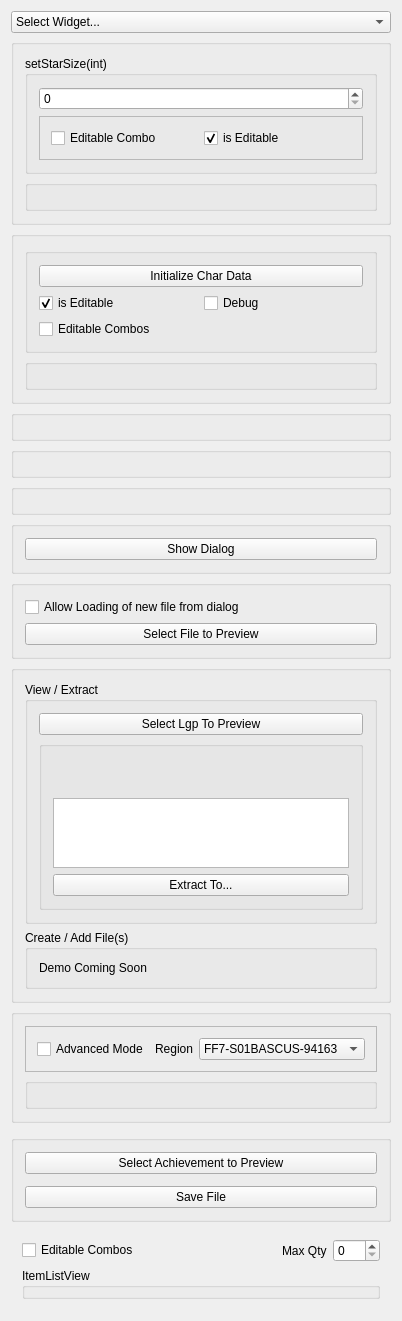
First picture: the form in demos/ff7tkWidgetGallery/mainwindow.ui, repository sithlord48/ff7tk, before the edit.
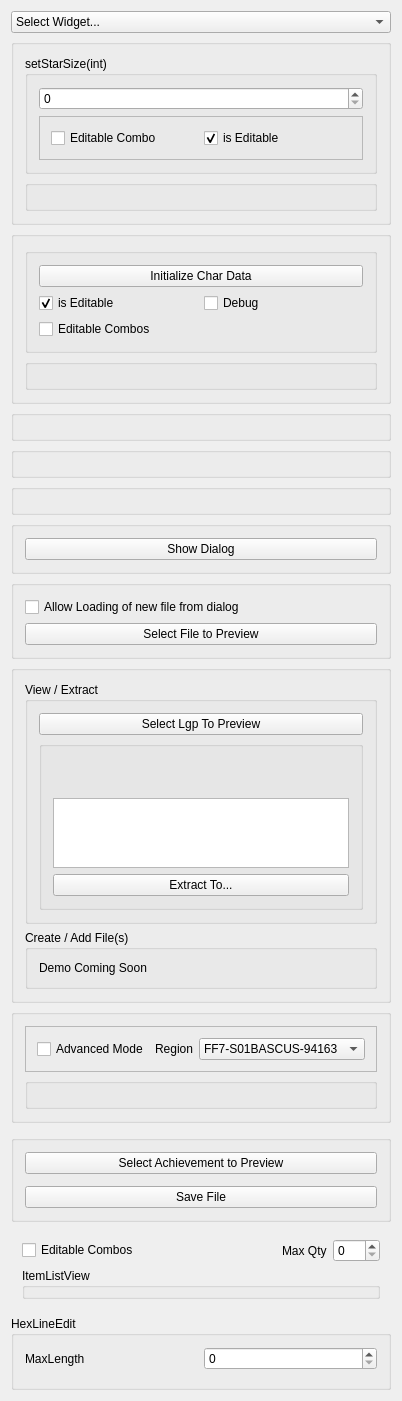
Second picture: the form after the edit.

```diff
--- a/demos/ff7tkWidgetGallery/mainwindow.ui
+++ b/demos/ff7tkWidgetGallery/mainwindow.ui
@@ -6,8 +6,8 @@
    <rect>
     <x>0</x>
     <y>0</y>
-    <width>175</width>
-    <height>32</height>
+    <width>117</width>
+    <height>31</height>
    </rect>
   </property>
   <property name="sizePolicy">
@@ -580,6 +580,46 @@
       </layout>
      </widget>
     </item>
+    <item>
+     <widget class="QGroupBox" name="hexLineEdit_group">
+      <property name="title">
+       <string>HexLineEdit</string>
+      </property>
+      <layout class="QVBoxLayout" name="verticalLayout_11">
+       <item>
+        <layout class="QHBoxLayout" name="horizontalLayout_5">
+         <item>
+          <widget class="QLabel" name="label_3">
+           <property name="text">
+            <string>MaxLength</string>
+           </property>
+          </widget>
+         </item>
+         <item>
+          <widget class="QDoubleSpinBox" name="sb_hexEditLine_maxlen">
+           <property name="decimals">
+            <number>0</number>
+           </property>
+           <property name="maximum">
+            <double>20000000000000000426408380189087937446025157425359298935486676992.000000000000000</double>
+           </property>
+          </widget>
+         </item>
+        </layout>
+       </item>
+       <item>
+        <widget class="QFrame" name="hexLineEdit_Box">
+         <property name="frameShape">
+          <enum>QFrame::StyledPanel</enum>
+         </property>
+         <property name="frameShadow">
+          <enum>QFrame::Raised</enum>
+         </property>
+        </widget>
+       </item>
+      </layout>
+     </widget>
+    </item>
    </layout>
   </widget>
  </widget>
```
Left out of the diff: 5 changed lines with no effect on the pictures.
